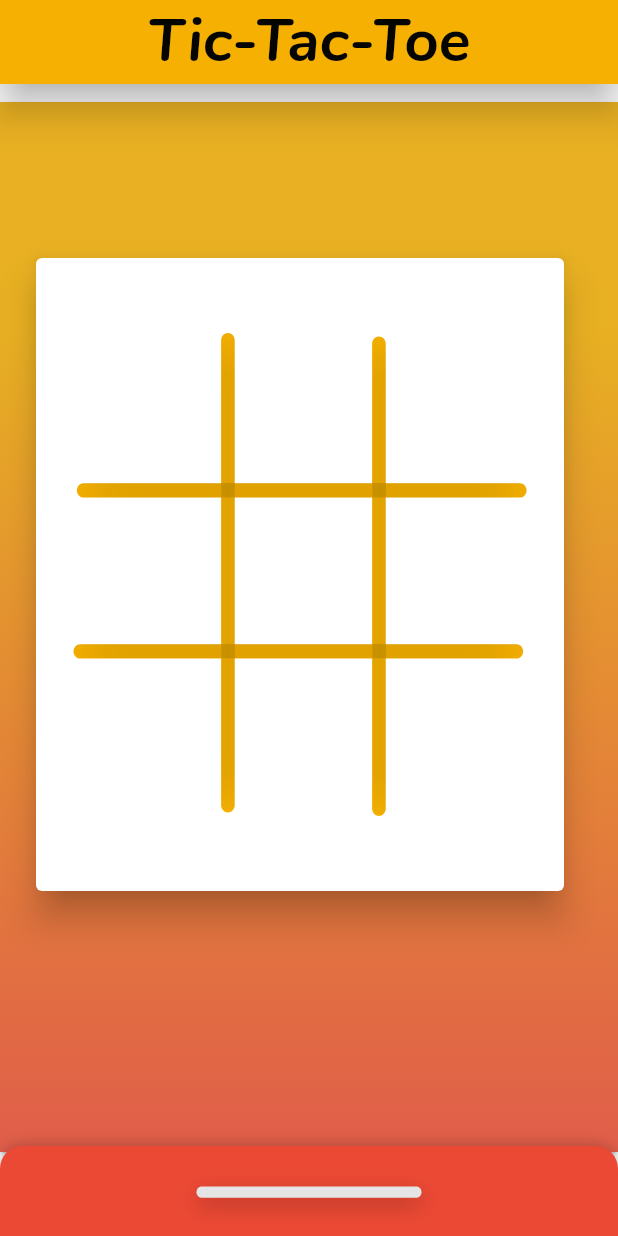
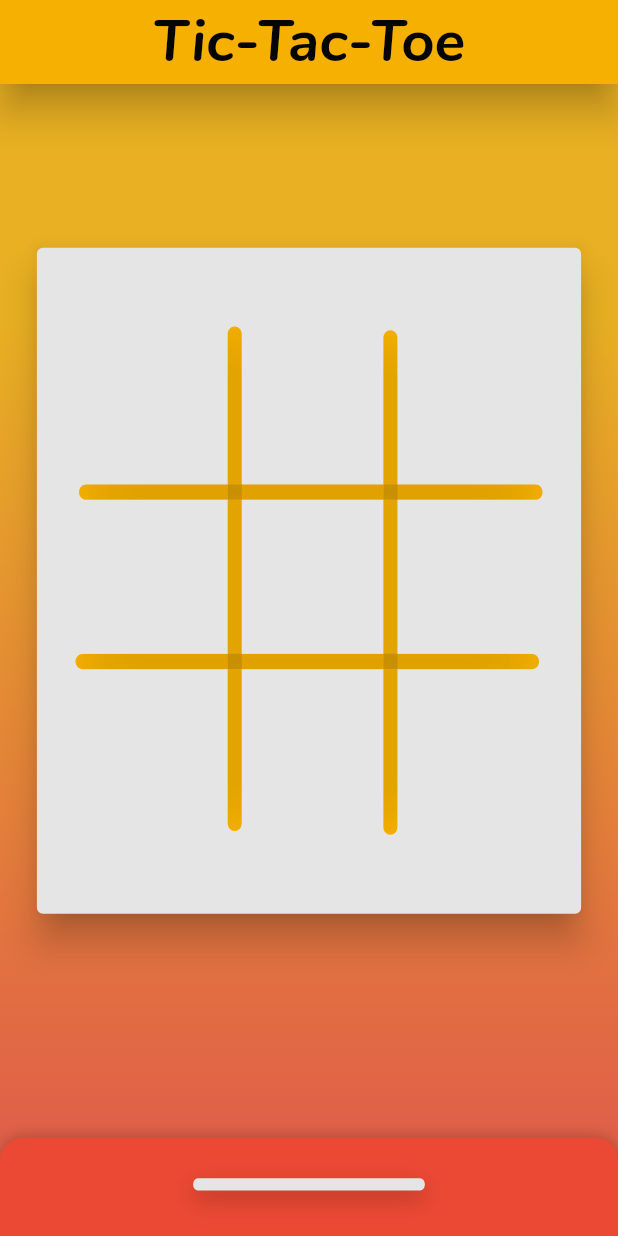
Before and after one commit to codenameakshay/tictactoe-flutter, a Flutter app: the screen it shows after launch, on a phone screen of 412 x 824 dp. Run offline on Flutter 3.47's test engine with Material 2 defaults, Android fonts, the phone set to English and light mode, and no system bars; drawn by our look-alikes of sliding_up_panel.

Commit message:
Made the UI scalable, so that it work on any phone

```diff
--- a/lib/body.dart
+++ b/lib/body.dart
@@ -9,34 +9,45 @@ class Body extends StatelessWidget {
 
   @override
   Widget build(BuildContext context) {
+    return LayoutBuilder(
+      builder: (BuildContext context, BoxConstraints constraints) {
         return Center(
           child: Stack(
             children: <Widget>[
               Container(
-            width: double.infinity,
-            height: 800,
+                width: constraints.maxWidth,
+                height: constraints.maxHeight / 0.97986,
                 child: Card(
                   margin: EdgeInsets.only(
-                bottom: 100,
+                    bottom: constraints.maxHeight / 7.83888,
                   ),
                   child: RotatedBox(quarterTurns: 2, child: BG()),
                 ),
               ),
               Container(
-            padding: EdgeInsets.only(top: 100, left: 20, bottom: 70),
-            width: 380,
-            height: 600,
+                padding: EdgeInsets.only(
+                  top: constraints.maxHeight / 7.83888,
+                  left: constraints.maxWidth / 19.9995,
+                  bottom: constraints.maxHeight / 11.1984,
+                ),
+                width: constraints.maxWidth / 1.05262,
+                height: constraints.maxHeight / 1.30648,
                 child: Card(
+                  color: Color(0xffe5e5e5),
                   elevation: 10,
                   child: Container(
-                  margin: EdgeInsets.symmetric(vertical: 50, horizontal: 25),
-                  width: 200,
-                  height: 100,
+                      margin: EdgeInsets.symmetric(
+                          vertical: constraints.maxHeight / 15.67777,
+                          horizontal: constraints.maxWidth / 15.99999),
+                      width: constraints.maxWidth / 1.99999,
+                      height: constraints.maxWidth / 7.83888,
                       child: Grid()),
                 ),
               )
             ],
           ),
         );
+      },
+    );
   }
 }
--- a/lib/bottompanel.dart
+++ b/lib/bottompanel.dart
@@ -1,6 +1,5 @@
 import 'package:flutter/material.dart';
 import './pill.dart';
-
 
 class BottomPanel extends StatelessWidget {
   const BottomPanel({
@@ -9,6 +8,8 @@ class BottomPanel extends StatelessWidget {
 
   @override
   Widget build(BuildContext context) {
+    return LayoutBuilder(
+      builder: (BuildContext context, BoxConstraints constraints) {
         return Stack(
           children: <Widget>[
             Padding(
@@ -22,8 +23,8 @@ class BottomPanel extends StatelessWidget {
                 children: <Widget>[
                   Container(
                       margin: EdgeInsets.only(top: 15, bottom: 35),
-                  width: 150,
-                  height: 7.5,
+                      width: constraints.maxWidth / 2.6666,
+                      height: constraints.maxHeight / 37.3346,
                       child: Pill()),
                   // Text(
                   //   "RESET",
@@ -34,15 +35,15 @@ class BottomPanel extends StatelessWidget {
                   //   ),
                   // ),
                   Container(
-                width: 400,
-                height: 100,
+                    width: constraints.maxWidth,
+                    height: constraints.maxHeight / 2.8,
                     child: Card(
                       elevation: 10,
                     ),
                   ),
                   Container(
-                width: 400,
-                height: 100,
+                    width: constraints.maxWidth,
+                    height: constraints.maxHeight / 2.8,
                     child: Card(
                       elevation: 10,
                     ),
@@ -52,5 +53,7 @@ class BottomPanel extends StatelessWidget {
             ),
           ],
         );
+      },
+    );
   }
 }
--- a/lib/grid.dart
+++ b/lib/grid.dart
@@ -55,6 +55,8 @@ class GridPainter extends CustomPainter {
         var frame = Rect.fromLTWH(0.0, 0.0, 267.0000000000,
             267.0000000000) /* H:SCALE V:SCALE F:(l:0,t:0,r:0,b:0,w:267,h:267) */;
         canvas.save();
+        print(container.width);
+        print(container.height);
         canvas.scale((container.width) / 267.0000000000,
             (container.height) / 267.0000000000);
         canvas.transform(Float64List.fromList([
@@ -120,7 +122,7 @@ class GridPainter extends CustomPainter {
           var effectPaint1 = _EffectCatalog.instance.paint_2;
           canvas.save();
           canvas.translate(0.0, 0.0000000000);
-          canvas.scale(1.132,1.205);
+          canvas.scale(container.width/266.78763,container.height/267.22024);
           canvas.drawPath(path, effectPaint1);
           canvas.restore();
         });
--- a/lib/main.dart
+++ b/lib/main.dart
@@ -18,21 +18,25 @@ class MyApp extends StatelessWidget {
           backgroundColor: Color(0xfff5b002),
           title: TitleBar(),
         ),
-        body: SlidingUpPanel(
+        body: LayoutBuilder(
+          builder: (BuildContext context, BoxConstraints constraints) {
+            return SlidingUpPanel(
               backdropColor: Color(0xffdedcca),
-          parallaxOffset: 1,
+              parallaxOffset: 0.5,
               backdropTapClosesPanel: true,
               parallaxEnabled: true,
               renderPanelSheet: true,
               color: Color(0xffeb4934),
               borderRadius: BorderRadius.only(
                   topLeft: Radius.circular(15), topRight: Radius.circular(15)),
-          minHeight: 60,
-          maxHeight: 280,
-          margin: EdgeInsets.only(top: 100),
+              minHeight: constraints.maxHeight/11.7333,
+              maxHeight: constraints.maxHeight/2.5142,
+              margin: EdgeInsets.only(top: constraints.maxHeight/7.039999),
               backdropEnabled: true,
               panel: BottomPanel(),
               body: Body(),
+            );
+          },
         ),
       ),
     );
--- a/lib/titlebar.dart
+++ b/lib/titlebar.dart
@@ -7,16 +7,19 @@ class TitleBar extends StatelessWidget {
 
   @override
   Widget build(BuildContext context) {
+    return LayoutBuilder(
+      builder: (BuildContext context, BoxConstraints constraints) {
         return Center(
-      child:
-          Text(
+          child: Text(
             "Tic-Tac-Toe",
             style: TextStyle(
               fontFamily: 'Nunito',
-          fontSize: 40,
+              fontSize: 14719.9996/constraints.maxWidth,
               color: Color(0xff050503),
             ),
           ),
         );
+      },
+    );
   }
 }
```
Also changed, not shown: lib/card.dart (deleted, +0 -230 lines). Lines whose indentation alone changed are shown as unchanged.
